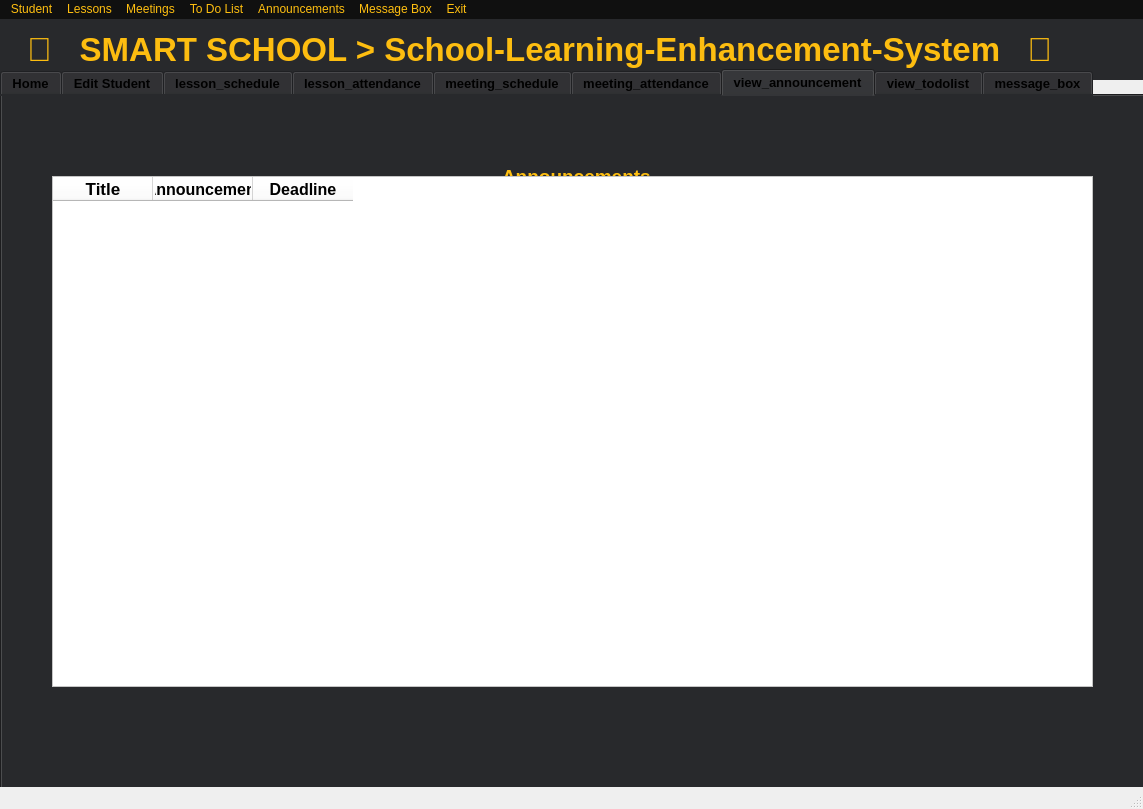
Old version of the form student.ui in the repository KemalDurukanMERT/Smart-School-2.0.
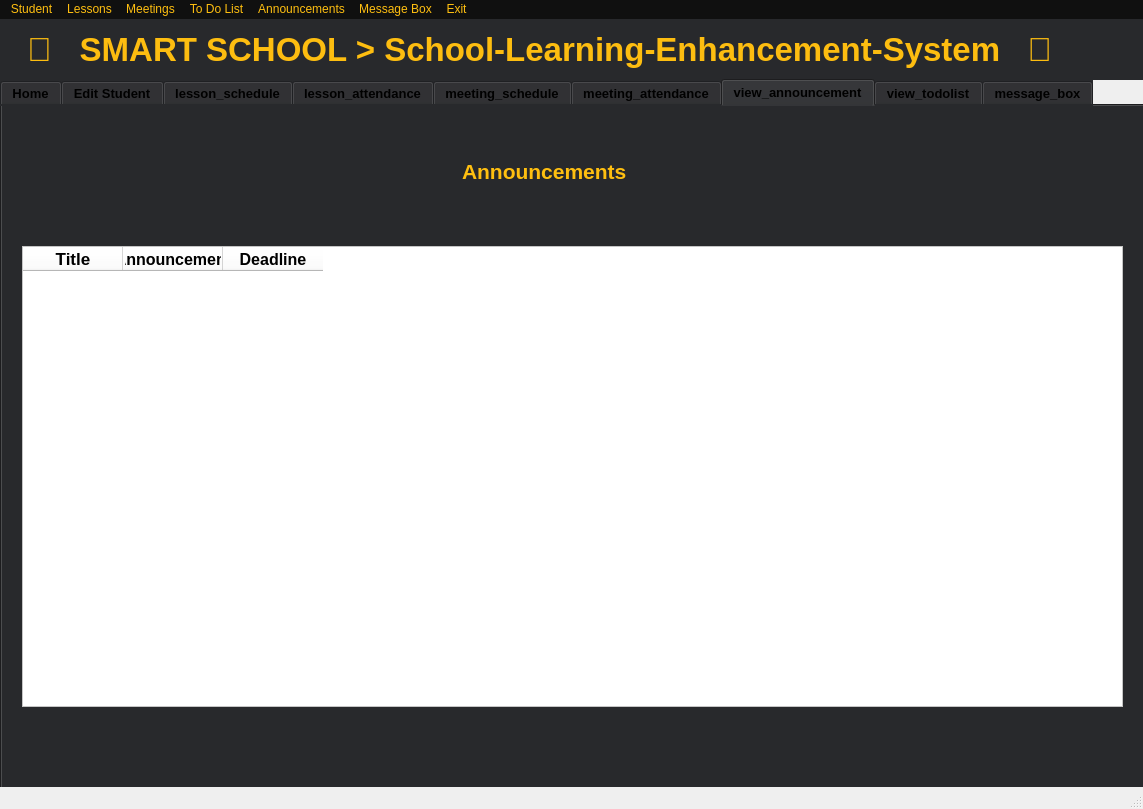
New version of the form. The open tabs and pages were chosen to show the change.

Patch:
```diff
--- a/student.ui
+++ b/student.ui
@@ -43,7 +43,7 @@
     <property name="geometry">
      <rect>
       <x>0</x>
-      <y>50</y>
+      <y>60</y>
       <width>1161</width>
       <height>721</height>
      </rect>
@@ -714,43 +714,18 @@
      <attribute name="title">
       <string>view_announcement</string>
      </attribute>
-     <widget class="QTextBrowser" name="textBrowser">
-      <property name="geometry">
-       <rect>
-        <x>60</x>
-        <y>140</y>
-        <width>1031</width>
-        <height>411</height>
-       </rect>
-      </property>
-      <property name="font">
-       <font>
-        <pointsize>10</pointsize>
-       </font>
-      </property>
-      <property name="styleSheet">
-       <string notr="true">background-color: rgb(255, 255, 255);</string>
-      </property>
-      <property name="html">
-       <string>&lt;!DOCTYPE HTML PUBLIC &quot;-//W3C//DTD HTML 4.0//EN&quot; &quot;http://www.w3.org/TR/REC-html40/strict.dtd&quot;&gt;
-&lt;html&gt;&lt;head&gt;&lt;meta name=&quot;qrichtext&quot; content=&quot;1&quot; /&gt;&lt;style type=&quot;text/css&quot;&gt;
-p, li { white-space: pre-wrap; }
-&lt;/style&gt;&lt;/head&gt;&lt;body style=&quot; font-family:'MS Shell Dlg 2'; font-size:10pt; font-weight:400; font-style:normal;&quot;&gt;
-&lt;p style=&quot;-qt-paragraph-type:empty; margin-top:0px; margin-bottom:0px; margin-left:0px; margin-right:0px; -qt-block-indent:0; text-indent:0px; font-size:7.8pt;&quot;&gt;&lt;br /&gt;&lt;/p&gt;&lt;/body&gt;&lt;/html&gt;</string>
-      </property>
-     </widget>
      <widget class="QLabel" name="label_122">
       <property name="geometry">
        <rect>
-        <x>500</x>
-        <y>70</y>
-        <width>201</width>
-        <height>21</height>
+        <x>460</x>
+        <y>40</y>
+        <width>271</width>
+        <height>51</height>
        </rect>
       </property>
       <property name="font">
        <font>
-        <pointsize>14</pointsize>
+        <pointsize>16</pointsize>
         <weight>75</weight>
         <bold>true</bold>
        </font>
@@ -762,60 +737,13 @@
        <string>Announcements</string>
       </property>
      </widget>
-     <widget class="QWidget" name="verticalLayoutWidget">
-      <property name="geometry">
-       <rect>
-        <x>370</x>
-        <y>120</y>
-        <width>721</width>
-        <height>471</height>
-       </rect>
-      </property>
-      <layout class="QVBoxLayout" name="verticalLayout" stretch="1,0">
-       <property name="spacing">
-        <number>0</number>
-       </property>
-       <item>
-        <widget class="QListWidget" name="title_list">
-         <property name="font">
-          <font>
-           <pointsize>18</pointsize>
-          </font>
-         </property>
-         <property name="styleSheet">
-          <string notr="true">background-color: rgb(255, 255, 255);</string>
-         </property>
-        </widget>
-       </item>
-       <item>
-        <widget class="QListView" name="message_list">
-         <property name="styleSheet">
-          <string notr="true">background-color: rgb(255, 255, 255);</string>
-         </property>
-        </widget>
-       </item>
-      </layout>
-     </widget>
-     <widget class="QListView" name="deadline_list">
-      <property name="geometry">
-       <rect>
-        <x>370</x>
-        <y>80</y>
-        <width>721</width>
-        <height>41</height>
-       </rect>
-      </property>
-      <property name="styleSheet">
-       <string notr="true">background-color: rgb(255, 255, 255);</string>
-      </property>
-     </widget>
      <widget class="QTableWidget" name="title_table">
       <property name="geometry">
        <rect>
-        <x>50</x>
-        <y>80</y>
-        <width>1041</width>
-        <height>511</height>
+        <x>20</x>
+        <y>140</y>
+        <width>1101</width>
+        <height>461</height>
        </rect>
       </property>
       <property name="styleSheet">
```
Left out of the diff: 22 changed lines with no effect on the pictures.
